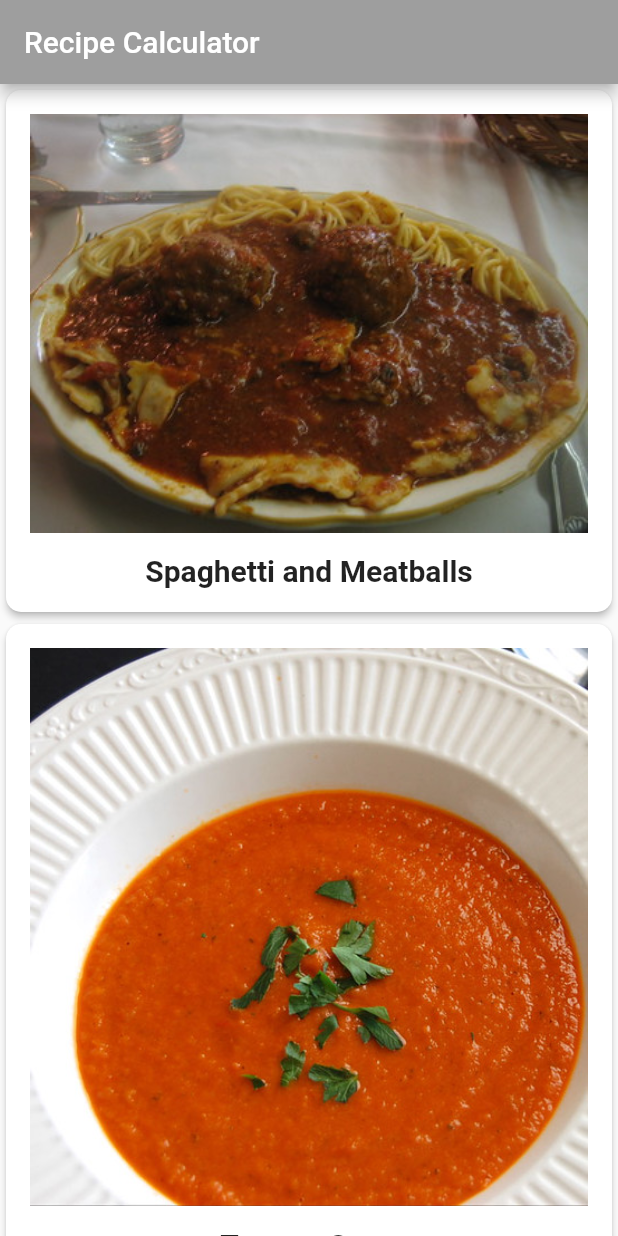
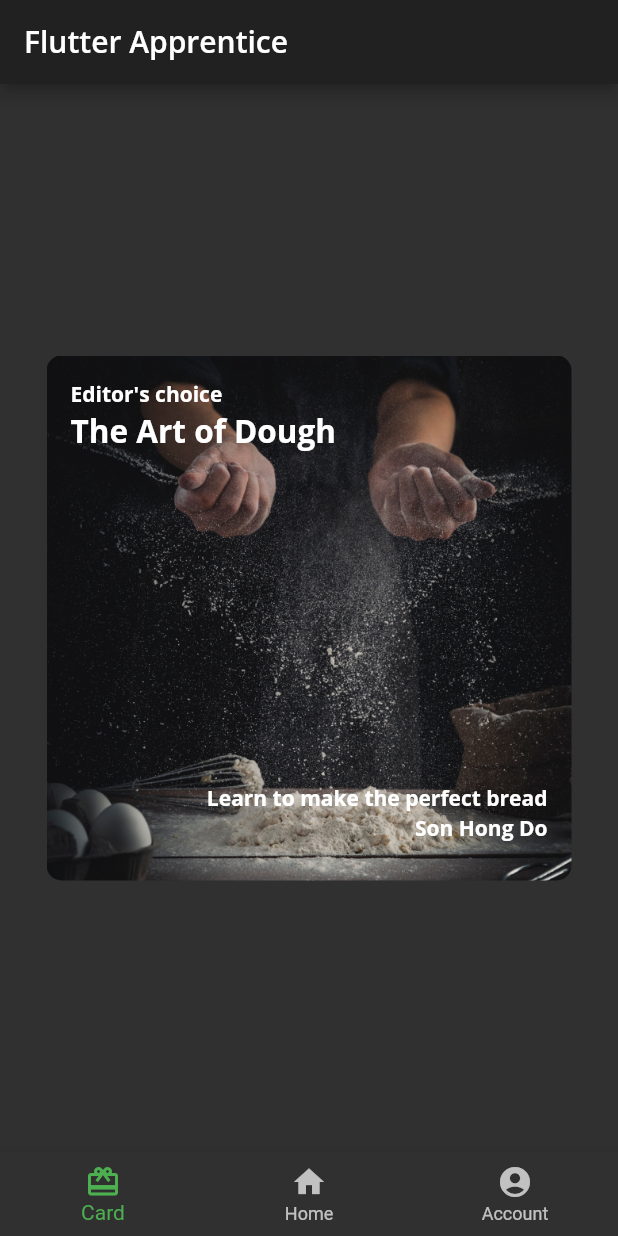
Before and after one commit to sondh0127/flutter_apprentice_learn, a Flutter app: the screen it shows after launch, on a phone screen of 412 x 824 dp. Run offline on Flutter 3.47's test engine with Material 2 defaults, Android fonts, the light colour scheme and no system bars; our stand-ins replace google_fonts; Roboto replaces fonts that are missing (Palatino).

Commit message:
complete card 2

```diff
--- /dev/null
+++ b/lib/card1.dart
@@ -0,0 +1,48 @@
+import 'package:flutter/material.dart';
+
+class Card1 extends StatelessWidget {
+  const Card1({Key? key}) : super(key: key);
+
+  final String category = 'Editor\'s choice';
+  final String title = 'The Art of Dough';
+  final String description = 'Learn to make the perfect bread';
+  final String chef = 'Son Hong Do';
+
+  @override
+  Widget build(BuildContext context) {
+    return Center(
+      // TODO: Card1 Decorate Container
+      child: Container(
+        padding: const EdgeInsets.all(16),
+        constraints: BoxConstraints.expand(
+          width: 350,
+          height: 350,
+        ),
+        decoration: const BoxDecoration(
+            image: DecorationImage(
+              image: AssetImage('assets/mag1.png'),
+              fit: BoxFit.cover,
+            ),
+            borderRadius: BorderRadius.all(Radius.circular(10.0))),
+        child: Stack(children: [
+          Text(category, style: Theme.of(context).textTheme.bodyText1),
+          Positioned(
+            child: Text(title, style: Theme.of(context).textTheme.headline2),
+            top: 20,
+          ),
+          Positioned(
+            child:
+                Text(description, style: Theme.of(context).textTheme.bodyText1),
+            bottom: 30,
+            right: 0,
+          ),
+          Positioned(
+            child: Text(chef, style: Theme.of(context).textTheme.bodyText1),
+            bottom: 10,
+            right: 0,
+          ),
+        ]),
+      ),
+    );
+  }
+}
--- /dev/null
+++ b/lib/fooderlich_theme.dart
@@ -0,0 +1,103 @@
+import 'package:flutter/material.dart';
+import 'package:google_fonts/google_fonts.dart';
+
+class FooderlichTheme {
+  static TextTheme lightTextTheme = TextTheme(
+    bodyText1: GoogleFonts.openSans(
+      fontSize: 14.0,
+      fontWeight: FontWeight.w700,
+      color: Colors.black,
+    ),
+    headline1: GoogleFonts.openSans(
+      fontSize: 32.0,
+      fontWeight: FontWeight.bold,
+      color: Colors.black,
+    ),
+    headline2: GoogleFonts.openSans(
+      fontSize: 21.0,
+      fontWeight: FontWeight.w700,
+      color: Colors.black,
+    ),
+    headline3: GoogleFonts.openSans(
+      fontSize: 16.0,
+      fontWeight: FontWeight.w600,
+      color: Colors.black,
+    ),
+    headline6: GoogleFonts.openSans(
+      fontSize: 20.0,
+      fontWeight: FontWeight.w600,
+      color: Colors.black,
+    ),
+  );
+
+  static TextTheme darkTextTheme = TextTheme(
+    bodyText1: GoogleFonts.openSans(
+      fontSize: 14.0,
+      fontWeight: FontWeight.w700,
+      color: Colors.white,
+    ),
+    headline1: GoogleFonts.openSans(
+      fontSize: 32.0,
+      fontWeight: FontWeight.bold,
+      color: Colors.white,
+    ),
+    headline2: GoogleFonts.openSans(
+      fontSize: 21.0,
+      fontWeight: FontWeight.w700,
+      color: Colors.white,
+    ),
+    headline3: GoogleFonts.openSans(
+      fontSize: 16.0,
+      fontWeight: FontWeight.w600,
+      color: Colors.white,
+    ),
+    headline6: GoogleFonts.openSans(
+      fontSize: 20.0,
+      fontWeight: FontWeight.w600,
+      color: Colors.white,
+    ),
+  );
+
+  static ThemeData light() {
+    return ThemeData(
+      brightness: Brightness.light,
+      checkboxTheme: CheckboxThemeData(
+        fillColor: MaterialStateColor.resolveWith(
+          (states) {
+            return Colors.black;
+          },
+        ),
+      ),
+      appBarTheme: const AppBarTheme(
+        foregroundColor: Colors.black,
+        backgroundColor: Colors.white,
+      ),
+      floatingActionButtonTheme: const FloatingActionButtonThemeData(
+        foregroundColor: Colors.white,
+        backgroundColor: Colors.black,
+      ),
+      bottomNavigationBarTheme: const BottomNavigationBarThemeData(
+        selectedItemColor: Colors.green,
+      ),
+      textTheme: lightTextTheme,
+    );
+  }
+
+  static ThemeData dark() {
+    return ThemeData(
+      brightness: Brightness.dark,
+      appBarTheme: AppBarTheme(
+        foregroundColor: Colors.white,
+        backgroundColor: Colors.grey[900],
+      ),
+      floatingActionButtonTheme: const FloatingActionButtonThemeData(
+        foregroundColor: Colors.white,
+        backgroundColor: Colors.green,
+      ),
+      bottomNavigationBarTheme: const BottomNavigationBarThemeData(
+        selectedItemColor: Colors.green,
+      ),
+      textTheme: darkTextTheme,
+    );
+  }
+}
--- /dev/null
+++ b/lib/home.dart
@@ -0,0 +1,64 @@
+import 'package:flutter/material.dart';
+import 'package:mac_flutter/card1.dart';
+import 'package:mac_flutter/card2.dart';
+
+class Home extends StatefulWidget {
+  const Home({Key? key, required this.title}) : super(key: key);
+
+  final String title;
+
+  @override
+  State<Home> createState() => _HomeState();
+}
+
+class _HomeState extends State<Home> {
+  int _selectedIndex = 0;
+
+  static List<Widget> pages = <Widget>[
+    // TODO: Replace with Card1
+    Card1(),
+    // TODO: Replace with Card2
+    Card2(),
+    // TODO: Replace with Card3
+    Container(color: Colors.blue)
+  ];
+
+  void _onItemTapped(int index) {
+    setState(() {
+      _selectedIndex = index;
+    });
+  }
+
+  @override
+  Widget build(BuildContext context) {
+    final theme = Theme.of(context);
+    return Scaffold(
+      appBar: AppBar(
+        title: Text(
+          widget.title,
+          style: theme.textTheme.headline6,
+        ),
+      ),
+      body: pages[_selectedIndex],
+      bottomNavigationBar: BottomNavigationBar(
+        selectedItemColor: theme.textSelectionTheme.selectionColor,
+        items: const <BottomNavigationBarItem>[
+          BottomNavigationBarItem(
+            icon: Icon(Icons.card_giftcard),
+            label: 'Card',
+          ),
+          BottomNavigationBarItem(
+            icon: Icon(Icons.home),
+            label: 'Home',
+          ),
+          BottomNavigationBarItem(
+            icon: Icon(Icons.account_circle),
+            label: 'Account',
+          ),
+        ],
+        currentIndex: _selectedIndex,
+        onTap: _onItemTapped,
+      ),
+    );
+  }
+}
--- a/lib/main.dart
+++ b/lib/main.dart
@@ -1,6 +1,8 @@
 import 'package:flutter/material.dart';
-import 'package:mac_flutter/recipe.dart';
-import 'package:mac_flutter/recipe_detail.dart';
+import 'package:mac_flutter/fooderlich_theme.dart';
+import 'package:mac_flutter/home.dart';
+import 'package:mac_flutter/recipes/recipe.dart';
+import 'package:mac_flutter/recipes/recipe_detail.dart';
 
 void main() {
   runApp(const MyApp());
@@ -11,60 +13,49 @@ class MyApp extends StatelessWidget {
 
   @override
   Widget build(BuildContext context) {
-    final ThemeData theme = ThemeData();
+    final theme = FooderlichTheme.dark();
+
+    const title = 'Flutter Apprentice';
 
     return MaterialApp(
-      title: 'Recipe Calculator',
-      theme: theme.copyWith(
-          colorScheme: theme.colorScheme.copyWith(
-        primary: Colors.grey,
-        secondary: Colors.black,
-      )),
-      home: const MyHomePage(title: 'Recipe Calculator'),
+      title: title,
+      theme: theme,
+      home: const Home(title: title),
       debugShowCheckedModeBanner: false,
     );
   }
 }
 
-class MyHomePage extends StatefulWidget {
-  const MyHomePage({Key? key, required this.title}) : super(key: key);
-
-  final String title;
-
-  @override
-  State<MyHomePage> createState() => _MyHomePageState();
-}
-
-class _MyHomePageState extends State<MyHomePage> {
-  @override
-  Widget build(BuildContext context) {
-    return Scaffold(
-      appBar: AppBar(
-        title: Text(widget.title),
-      ),
-      body: SafeArea(
-        child: ListView.builder(
-          itemCount: Recipe.samples.length,
-          itemBuilder: (BuildContext context, int index) {
-            return GestureDetector(
-              onTap: () {
-                Navigator.push(
-                  context,
-                  MaterialPageRoute(
-                    builder: (context) {
-                      return RecipeDetail(recipe: Recipe.samples[index]);
-                    },
-                  ),
-                );
-              },
-              child: buildRecipeCard(Recipe.samples[index]),
-            );
-          },
-        ),
-      ),
-    );
-  }
-}
+// class _MyHomePageState extends State<MyHomePage> {
+//   @override
+//   Widget build(BuildContext context) {
+//     return Scaffold(
+//       appBar: AppBar(
+//         title: Text(widget.title),
+//       ),
+//       body: SafeArea(
+//         child: ListView.builder(
+//           itemCount: Recipe.samples.length,
+//           itemBuilder: (BuildContext context, int index) {
+//             return GestureDetector(
+//               onTap: () {
+//                 Navigator.push(
+//                   context,
+//                   MaterialPageRoute(
+//                     builder: (context) {
+//                       return RecipeDetail(recipe: Recipe.samples[index]);
+//                     },
+//                   ),
+//                 );
+//               },
+//               child: buildRecipeCard(Recipe.samples[index]),
+//             );
+//           },
+//         ),
+//       ),
+//     );
+//   }
+// }
 
 Widget buildRecipeCard(Recipe recipe) {
   return Card(
--- a/lib/recipe_detail.dart
+++ b/lib/recipes/recipe_detail.dart
@@ -1,5 +1,5 @@
 import 'package:flutter/material.dart';
-import 'package:mac_flutter/recipe.dart';
+import 'package:mac_flutter/recipes/recipe.dart';
 
 class RecipeDetail extends StatefulWidget {
   final Recipe recipe;
```
Also changed, not shown: lib/card2.dart (added, +61 -0 lines), lib/card2/author_card.dart (added, +73 -0 lines), pubspec.yaml (+4 -10 lines), assets/author_katz.jpeg (added), assets/mag1.png (added), assets/mag2.png (added), assets/mag3.png (added), assets/mag4.png (added), assets/mag5.png (added), lib/recipes/recipe.dart (renamed from lib/recipe.dart), pubspec.lock, 6 other files.
